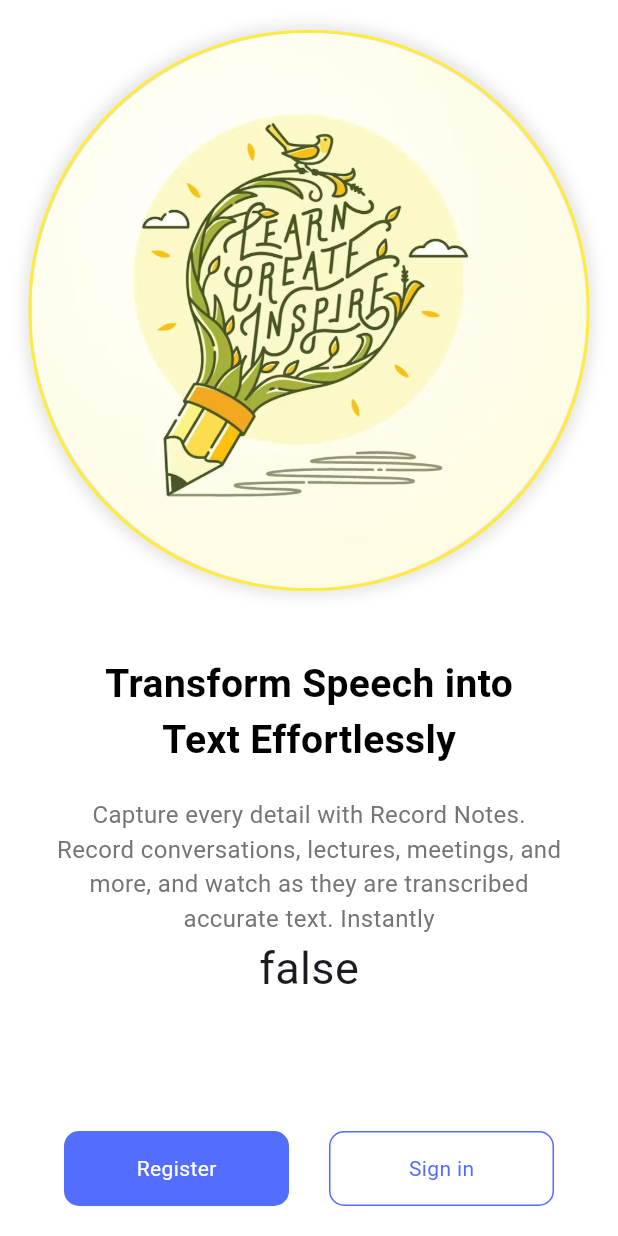
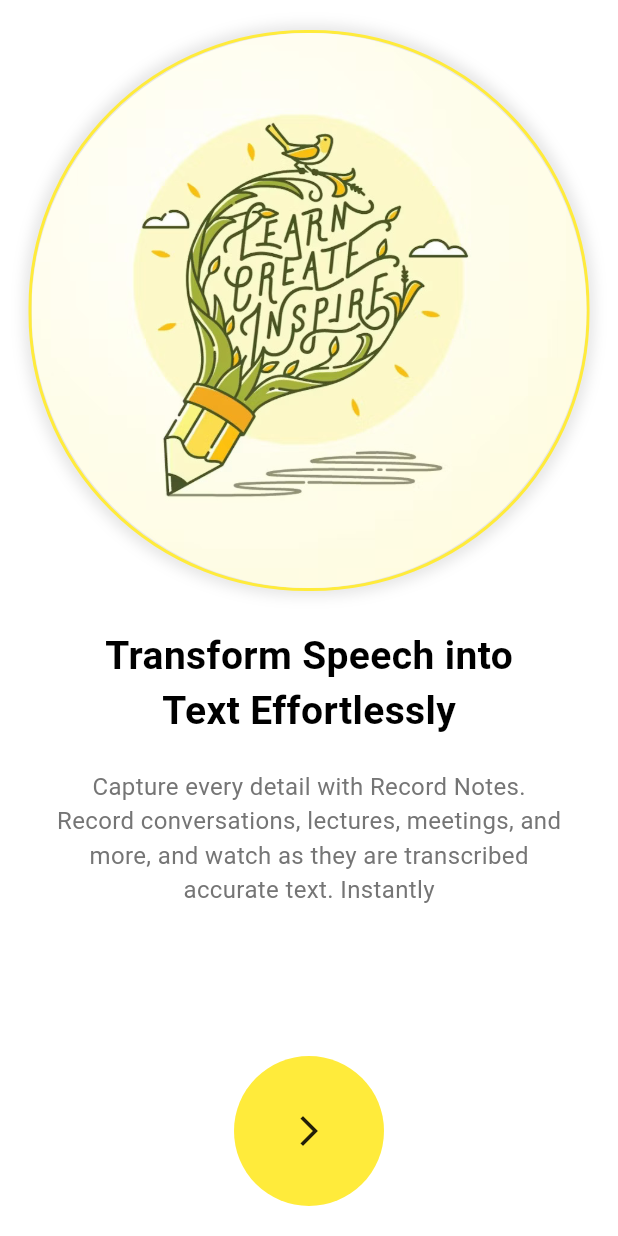
Before and after one commit to SrikantaPrasadrajeUrs/dart_flutter_practise, a Flutter app: the screen it shows after launch, on a phone screen of 412 x 824 dp. Run offline on Flutter 3.47's test engine with Material 3 defaults, Android fonts, the phone set to English and light mode, and no system bars; our stand-ins replace cloud_firestore, firebase_auth, firebase_core, google_fonts, local_auth, shared_preferences; accounts and stored records are empty; Roboto replaces fonts that are missing (Arima).

Commit message:
added animation

```diff
--- a/lib/screens/welcome_screen.dart
+++ b/lib/screens/welcome_screen.dart
@@ -1,6 +1,5 @@
 import 'package:first_project/core/service/user_service.dart';
 import 'package:first_project/screens/home_screen.dart';
-import 'package:first_project/screens/register.dart';
 import 'package:first_project/widgets/button.dart';
 import 'package:flutter/material.dart';
 import 'package:google_fonts/google_fonts.dart';
@@ -15,12 +14,23 @@ class WelcomeScreen extends StatefulWidget {
   State<WelcomeScreen> createState() => _WelcomeScreenState();
 }
 
-class _WelcomeScreenState extends State<WelcomeScreen> {
+class _WelcomeScreenState extends State<WelcomeScreen> with SingleTickerProviderStateMixin{
   final BiometricService bioMetricService = BiometricService();
+  // AnimationController
+  // Animation
+ late AnimationController controller;
+ late Animation<Offset> animation;
+
+
 
   @override
   void initState() {
     super.initState();
+    // forward() 0-1
+    controller = AnimationController(vsync: this, duration: Duration(seconds: 2));
+    animation = Tween<Offset>(begin: Offset.zero, end: Offset(2, 0)).animate(
+      CurvedAnimation(parent: controller, curve: Curves.easeIn)
+    );
     WidgetsBinding.instance.addPostFrameCallback((_)async{
       final String? uid = await LocalStorageService().getUserId();
       if(uid!=null){
@@ -39,7 +49,7 @@ class _WelcomeScreenState extends State<WelcomeScreen> {
     Navigator.of(context).push(MaterialPageRoute(builder: (context)=>Login(email: '',)));
   }
 
-  bool isRound = false;
+  bool isVisible = false;
 
   @override
   Widget build(BuildContext context) {
@@ -93,28 +103,11 @@ class _WelcomeScreenState extends State<WelcomeScreen> {
               ),
               Text("more, and watch as they are transcribed", style: style2),
               Text("accurate text. Instantly", style: style2),
-              // AnimatedOpacity(
-              //   opacity: isRound? 1:0,
-              //   duration: const Duration(seconds: 1),
-              //   child: AnimatedContainer(
-              //     duration: const Duration(seconds: 1),
-              //     height: 100,
-              //     width: 100,
-              //     decoration: BoxDecoration(
-              //       color: Colors.blue,
-              //       borderRadius: isRound? BorderRadius.circular(50):null
-              //     ),
-              //   ),
-              // ),
-              AnimatedSwitcher(
-                  duration: const Duration(seconds: 1),
-                  transitionBuilder: (child, animation){
-                    return ScaleTransition(scale: animation, child: child);
-                  },
-                child: Text(key: ValueKey<bool>(isRound),"$isRound", style: TextStyle(fontSize: 30),),
-              ),
               Spacer(flex: 2),
-              Row(
+              AnimatedOpacity(
+                opacity: isVisible?1:0,
+                duration: const Duration(seconds: 2),
+                child: Row(
                   mainAxisAlignment: MainAxisAlignment.spaceEvenly,
                   children: [
                     Button(
@@ -122,9 +115,7 @@ class _WelcomeScreenState extends State<WelcomeScreen> {
                       text: "Register",
                       textStyle: TextStyle(color: Colors.white, fontSize: 14),
                       onPressed: () {
-                      setState(() {
-                        isRound = !isRound;
-                      });
+
                       },
                     ),
                     Button(
@@ -138,6 +129,39 @@ class _WelcomeScreenState extends State<WelcomeScreen> {
                     ),
                   ],
                 ),
+              ),
+              AnimatedBuilder(
+                animation: animation,
+                builder: (context,_) {
+                  return SlideTransition(
+                    position: animation,
+                    child: GestureDetector(
+                      onTap: (){
+                        if(controller.isCompleted){
+                          setState(() {
+                            isVisible = false;
+                          });
+                          controller.reverse().then((_)=>controller.reset());
+                        }else {
+                          setState(() {
+                            isVisible = true;
+                          });
+                          controller.forward();
+                        }
+                      },
+                      child: Container(
+                        height: 100,
+                        width: 100,
+                        decoration: BoxDecoration(
+                          color: Colors.yellow,
+                          borderRadius: BorderRadius.circular(50)
+                        ),
+                        child: Icon(Icons.arrow_forward_ios),
+                      ),
+                    ),
+                  );
+                }
+              )
             ],
           ),
         ),
```
Lines whose indentation alone changed are shown as unchanged.
